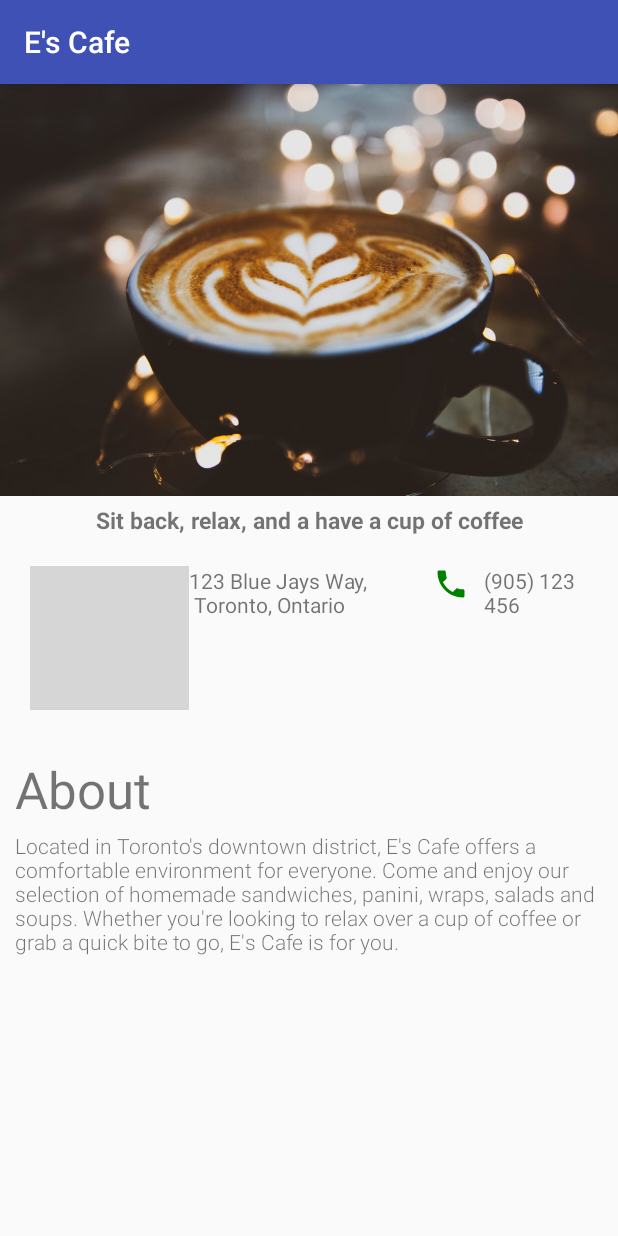
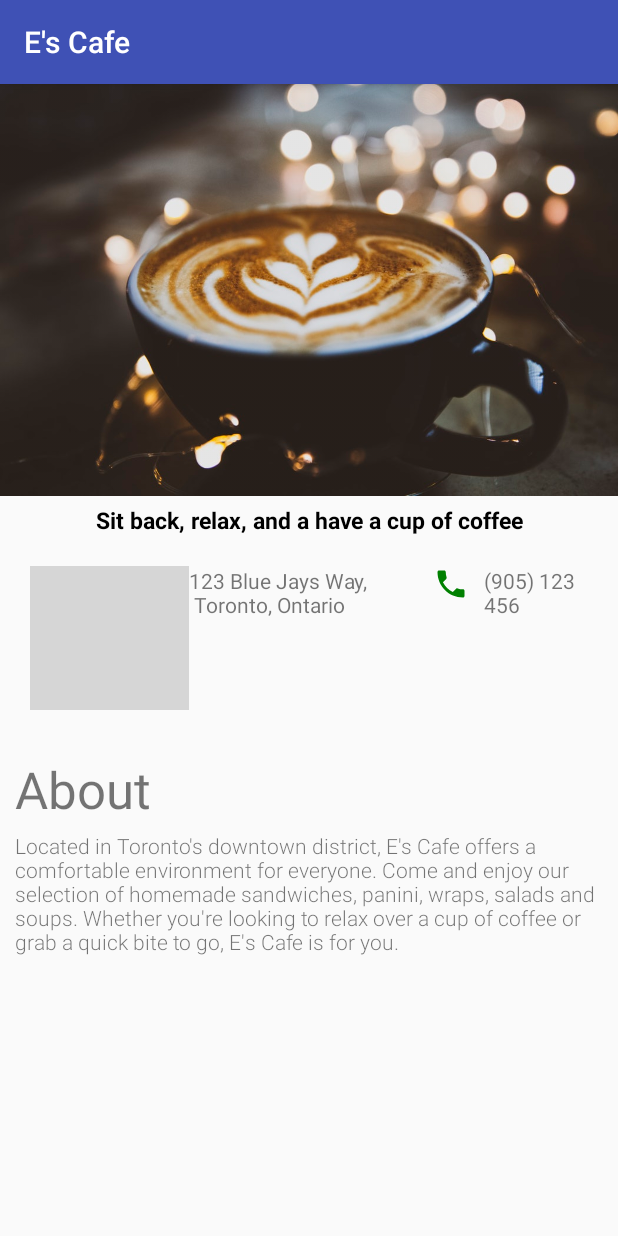
Before and after one commit to vithumathi/Android-Applications, an Android app: the screen it shows after launch (MainActivity), on a phone screen of 412 x 824 dp. Run offline under Robolectric (Android 15) with nearby library versions, the light colour scheme and no system bars; grey boxes are pictures that could not be loaded.

Commit message:
Changed font family, and color for store message

```diff
--- a/EsCafe/app/src/main/res/layout/activity_main.xml
+++ b/EsCafe/app/src/main/res/layout/activity_main.xml
@@ -26,7 +26,8 @@
             android:textSize="15sp"
             android:textStyle="bold"
             android:textAlignment="center"
-            android:paddingTop="5dp"/>
+            android:paddingTop="5dp"
+            android:textColor="@android:color/black"/>
 
         <LinearLayout
             android:layout_width="wrap_content"
```
